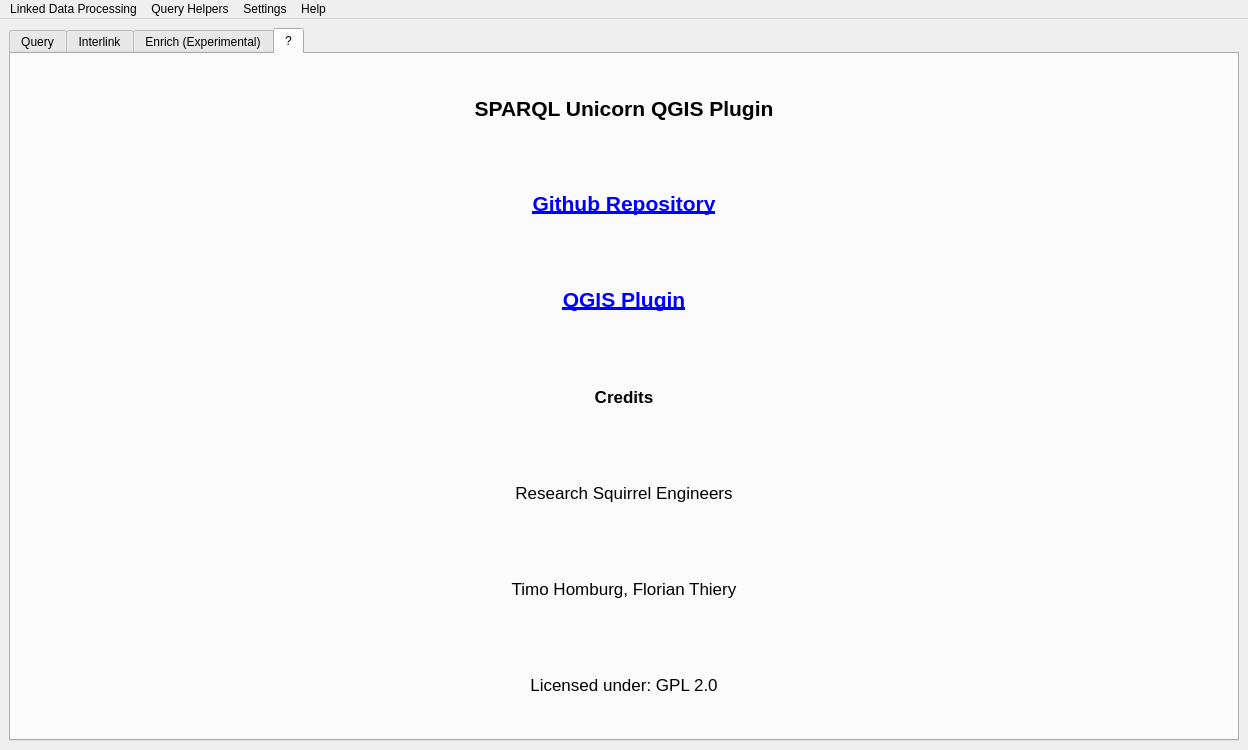
Above: dialogs/ui/sparql_unicorn_dialog_base.ui from sparqlunicorn/sparqlunicornGoesGIS before the change. Below: the same form after it.
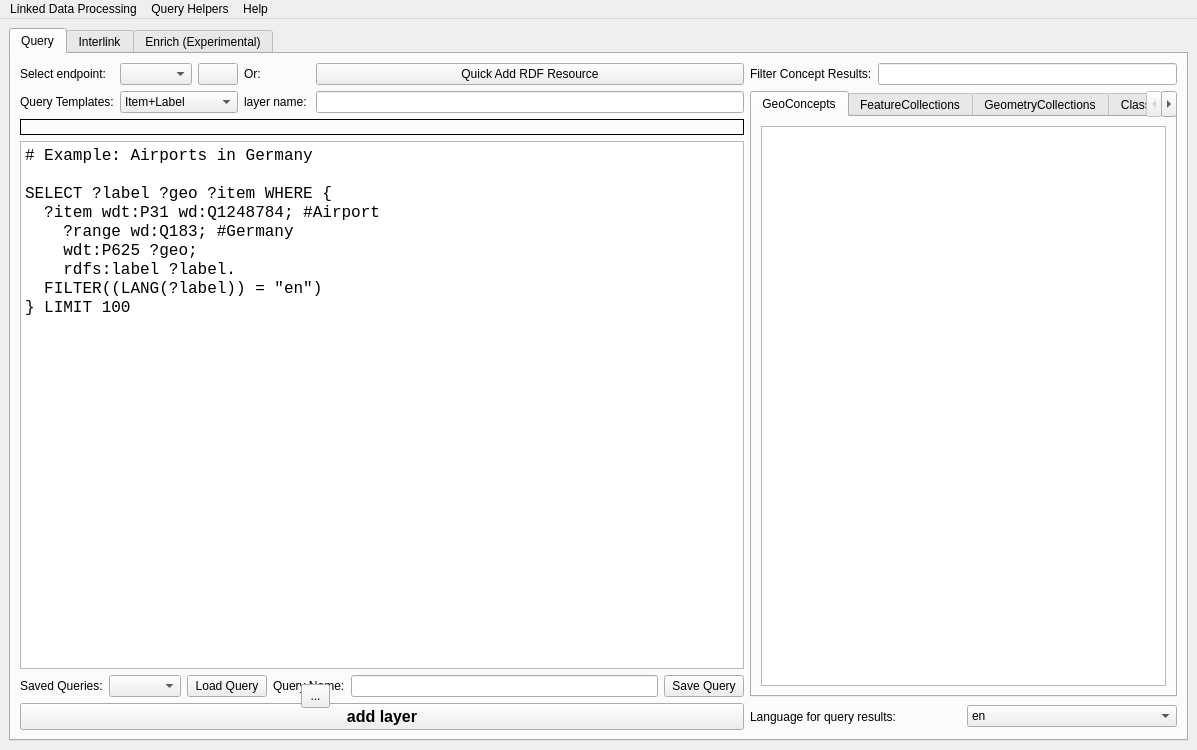
That is the form after the change. The open tabs and pages were chosen to show the change. Icons and pictures are not drawn.

Commit message: Fixed search dialog from menu and new icon

The edit to the form file:
```diff
--- a/dialogs/ui/sparql_unicorn_dialog_base.ui
+++ b/dialogs/ui/sparql_unicorn_dialog_base.ui
@@ -6,16 +6,10 @@
    <rect>
     <x>0</x>
     <y>0</y>
-    <width>1248</width>
+    <width>1197</width>
     <height>750</height>
    </rect>
   </property>
-  <property name="sizePolicy">
-   <sizepolicy hsizetype="Preferred" vsizetype="Preferred">
-    <horstretch>0</horstretch>
-    <verstretch>0</verstretch>
-   </sizepolicy>
-  </property>
   <property name="windowTitle">
    <string>SPARQLing Unicorn QGIS Plugin</string>
   </property>
@@ -34,6 +28,38 @@
         <string>Query</string>
        </attribute>
        <layout class="QGridLayout" name="gridLayout">
+        <item row="2" column="0">
+         <widget class="QLabel" name="label_11">
+          <property name="text">
+           <string>Query Templates:</string>
+          </property>
+         </widget>
+        </item>
+        <item row="1" column="3">
+         <widget class="QPushButton" name="quickAddTripleStore">
+          <property name="text">
+           <string>Quick Add RDF Resource</string>
+          </property>
+         </widget>
+        </item>
+        <item row="1" column="1">
+         <layout class="QHBoxLayout" name="horizontalLayout_2">
+          <item>
+           <widget class="QComboBox" name="comboBox"/>
+          </item>
+          <item>
+           <widget class="QPushButton" name="tripleStoreInfoButton">
+            <property name="text">
+             <string/>
+            </property>
+            <property name="icon">
+             <iconset theme="SP_MessageBoxInformation">
+              <normaloff>.</normaloff>.</iconset>
+            </property>
+           </widget>
+          </item>
+         </layout>
+        </item>
         <item row="5" column="0" colspan="4">
          <layout class="QHBoxLayout" name="horizontalLayout_3">
           <item>
@@ -72,6 +98,20 @@
           </item>
          </layout>
         </item>
+        <item row="2" column="1">
+         <widget class="QComboBox" name="queryTemplates">
+          <item>
+           <property name="text">
+            <string>Item+Label</string>
+           </property>
+          </item>
+          <item>
+           <property name="text">
+            <string>All Attributes</string>
+           </property>
+          </item>
+         </widget>
+        </item>
         <item row="6" column="4">
          <layout class="QHBoxLayout" name="horizontalLayout_5">
           <item>
@@ -182,21 +222,15 @@
           </item>
          </layout>
         </item>
-        <item row="1" column="2">
-         <widget class="QLabel" name="label_14">
+        <item row="2" column="2">
+         <widget class="QLabel" name="label">
           <property name="text">
-           <string>Or:</string>
+           <string>layer name: </string>
           </property>
          </widget>
         </item>
         <item row="3" column="0" colspan="4">
          <widget class="QLabel" name="errorLabel">
-          <property name="sizePolicy">
-           <sizepolicy hsizetype="Preferred" vsizetype="Preferred">
-            <horstretch>0</horstretch>
-            <verstretch>0</verstretch>
-           </sizepolicy>
-          </property>
           <property name="frameShape">
            <enum>QFrame::Box</enum>
           </property>
@@ -205,73 +239,8 @@
           </property>
          </widget>
         </item>
-        <item row="1" column="4">
-         <layout class="QHBoxLayout" name="horizontalLayout_4">
-          <item>
-           <widget class="QLabel" name="filterConceptsLabel">
-            <property name="text">
-             <string>Filter Concept Results:</string>
-            </property>
-           </widget>
-          </item>
-          <item>
-           <widget class="QLineEdit" name="filterConcepts"/>
-          </item>
-         </layout>
-        </item>
-        <item row="2" column="0">
-         <widget class="QLabel" name="label_11">
-          <property name="text">
-           <string>Query Templates:</string>
-          </property>
-         </widget>
-        </item>
-        <item row="2" column="2">
-         <widget class="QLabel" name="label">
-          <property name="text">
-           <string>layer name: </string>
-          </property>
-         </widget>
-        </item>
-        <item row="2" column="3">
-         <widget class="QLineEdit" name="inp_label"/>
-        </item>
-        <item row="2" column="1">
-         <widget class="QComboBox" name="queryTemplates">
-          <item>
-           <property name="text">
-            <string>Item+Label</string>
-           </property>
-          </item>
-          <item>
-           <property name="text">
-            <string>All Attributes</string>
-           </property>
-          </item>
-         </widget>
-        </item>
-        <item row="1" column="3">
-         <widget class="QPushButton" name="quickAddTripleStore">
-          <property name="text">
-           <string>Quick Add RDF Resource</string>
-          </property>
-         </widget>
-        </item>
-        <item row="1" column="0">
-         <widget class="QLabel" name="label_2">
-          <property name="text">
-           <string>Select endpoint:</string>
-          </property>
-         </widget>
-        </item>
         <item row="4" column="0" colspan="4">
          <widget class="QPlainTextEdit" name="inp_sparql">
-          <property name="sizePolicy">
-           <sizepolicy hsizetype="Expanding" vsizetype="Expanding">
-            <horstretch>0</horstretch>
-            <verstretch>0</verstretch>
-           </sizepolicy>
-          </property>
           <property name="font">
            <font>
             <family>Courier New</family>
@@ -291,36 +260,8 @@
           </property>
          </widget>
         </item>
-        <item row="1" column="1">
-         <layout class="QHBoxLayout" name="horizontalLayout_2">
-          <item>
-           <widget class="QComboBox" name="comboBox">
-            <property name="sizePolicy">
-             <sizepolicy hsizetype="Preferred" vsizetype="Fixed">
-              <horstretch>80</horstretch>
-              <verstretch>0</verstretch>
-             </sizepolicy>
-            </property>
-           </widget>
-          </item>
-          <item>
-           <widget class="QPushButton" name="tripleStoreInfoButton">
-            <property name="sizePolicy">
-             <sizepolicy hsizetype="Minimum" vsizetype="Fixed">
-              <horstretch>20</horstretch>
-              <verstretch>0</verstretch>
-             </sizepolicy>
-            </property>
-            <property name="text">
-             <string/>
-            </property>
-            <property name="icon">
-             <iconset theme="SP_MessageBoxInformation">
-              <normaloff>.</normaloff>.</iconset>
-            </property>
-           </widget>
-          </item>
-         </layout>
+        <item row="2" column="3">
+         <widget class="QLineEdit" name="inp_label"/>
         </item>
         <item row="6" column="0" colspan="4">
          <widget class="QPushButton" name="addLayerButton">
@@ -336,14 +277,36 @@
           </property>
          </widget>
         </item>
+        <item row="1" column="4">
+         <layout class="QHBoxLayout" name="horizontalLayout_4">
+          <item>
+           <widget class="QLabel" name="filterConceptsLabel">
+            <property name="text">
+             <string>Filter Concept Results:</string>
+            </property>
+           </widget>
+          </item>
+          <item>
+           <widget class="QLineEdit" name="filterConcepts"/>
+          </item>
+         </layout>
+        </item>
+        <item row="1" column="2">
+         <widget class="QLabel" name="label_14">
+          <property name="text">
+           <string>Or:</string>
+          </property>
+         </widget>
+        </item>
+        <item row="1" column="0">
+         <widget class="QLabel" name="label_2">
+          <property name="text">
+           <string>Select endpoint:</string>
+          </property>
+         </widget>
+        </item>
         <item row="2" column="4" rowspan="4">
          <widget class="QTabWidget" name="conceptViewTabWidget">
-          <property name="sizePolicy">
-           <sizepolicy hsizetype="Expanding" vsizetype="Expanding">
-            <horstretch>0</horstretch>
-            <verstretch>0</verstretch>
-           </sizepolicy>
-          </property>
           <property name="contextMenuPolicy">
            <enum>Qt::CustomContextMenu</enum>
           </property>
@@ -486,7 +449,7 @@
        </attribute>
        <layout class="QGridLayout" name="gridLayout_2">
         <item row="3" column="1">
-         <widget class="QPushButton" name="pushButton">
+         <widget class="QPushButton" name="detectMapping">
           <property name="text">
            <string>Detect Mapping</string>
           </property>
@@ -708,7 +671,11 @@
            </widget>
           </item>
           <item row="2" column="1" colspan="3">
-           <widget class="QTableWidget" name="enrichTable"/>
+           <widget class="QTableWidget" name="enrichTable">
+            <attribute name="horizontalHeaderStretchLastSection">
+             <bool>true</bool>
+            </attribute>
+           </widget>
           </item>
          </layout>
         </item>
@@ -727,126 +694,6 @@
         </attribute>
        </widget>
       </widget>
-      <widget class="QWidget" name="tab_4">
-       <attribute name="title">
-        <string>?</string>
-       </attribute>
-       <layout class="QGridLayout" name="gridLayout_5">
-        <item row="4" column="0">
-         <widget class="QLabel" name="label_17">
-          <property name="font">
-           <font>
-            <pointsize>13</pointsize>
-           </font>
-          </property>
-          <property name="text">
-           <string>Research Squirrel Engineers</string>
-          </property>
-          <property name="alignment">
-           <set>Qt::AlignCenter</set>
-          </property>
-         </widget>
-        </item>
-        <item row="2" column="0">
-         <widget class="QLabel" name="label_16">
-          <property name="font">
-           <font>
-            <pointsize>16</pointsize>
-            <weight>75</weight>
-            <bold>true</bold>
-           </font>
-          </property>
-          <property name="text">
-           <string>&lt;a href=&quot;https://plugins.qgis.org/plugins/sparqlunicorn/&quot;&gt;QGIS Plugin&lt;/a&gt;</string>
-          </property>
-          <property name="alignment">
-           <set>Qt::AlignCenter</set>
-          </property>
-         </widget>
-        </item>
-        <item row="6" column="0">
-         <widget class="QLabel" name="label_19">
-          <property name="font">
-           <font>
-            <pointsize>13</pointsize>
-           </font>
-          </property>
-          <property name="text">
-           <string>Licensed under: GPL 2.0</string>
-          </property>
-          <property name="alignment">
-           <set>Qt::AlignCenter</set>
-          </property>
-         </widget>
-        </item>
-        <item row="3" column="0">
-         <widget class="QLabel" name="label_15">
-          <property name="font">
-           <font>
-            <pointsize>13</pointsize>
-            <weight>75</weight>
-            <bold>true</bold>
-           </font>
-          </property>
-          <property name="text">
-           <string>Credits</string>
-          </property>
-          <property name="alignment">
-           <set>Qt::AlignCenter</set>
-          </property>
-         </widget>
-        </item>
-        <item row="0" column="0">
-         <widget class="QLabel" name="label_12">
-          <property name="font">
-           <font>
-            <pointsize>16</pointsize>
-            <weight>75</weight>
-            <bold>true</bold>
-           </font>
-          </property>
-          <property name="text">
-           <string>SPARQL Unicorn QGIS Plugin</string>
-          </property>
-          <property name="alignment">
-           <set>Qt::AlignCenter</set>
-          </property>
-         </widget>
-        </item>
-        <item row="1" column="0">
-         <widget class="QLabel" name="label_13">
-          <property name="font">
-           <font>
-            <pointsize>16</pointsize>
-            <weight>75</weight>
-            <bold>true</bold>
-           </font>
-          </property>
-          <property name="text">
-           <string>&lt;a href=&quot;https://github.com/sparqlunicorn/sparqlunicornGoesGIS&quot;&gt;Github Repository&lt;/a&gt;</string>
-          </property>
-          <property name="alignment">
-           <set>Qt::AlignCenter</set>
-          </property>
-         </widget>
-        </item>
-        <item row="5" column="0">
-         <widget class="QLabel" name="label_18">
-          <property name="font">
-           <font>
-            <pointsize>13</pointsize>
-           </font>
-          </property>
-          <property name="text">
-           <string>Timo Homburg, Florian Thiery</string>
-          </property>
-          <property name="alignment">
-           <set>Qt::AlignCenter</set>
-          </property>
-         </widget>
-        </item>
-       </layout>
-      </widget>
      </widget>
     </item>
    </layout>
@@ -856,8 +703,8 @@
     <rect>
      <x>0</x>
      <y>0</y>
-     <width>1248</width>
-     <height>22</height>
+     <width>1197</width>
+     <height>21</height>
     </rect>
    </property>
    <widget class="QMenu" name="menuLinked_Data_Processing">
@@ -868,12 +715,6 @@
     <addaction name="actionValidate_RDF_Data"/>
     <addaction name="actionConvert_QGIS_Layer_To_RDF"/>
    </widget>
-   <widget class="QMenu" name="menuSettings">
-    <property name="title">
-     <string>Settings</string>
-    </property>
-    <addaction name="actionTriple_Store_Settings"/>
-   </widget>
    <widget class="QMenu" name="menuHelp">
     <property name="title">
      <string>Help</string>
@@ -890,7 +731,6 @@
    </widget>
    <addaction name="menuLinked_Data_Processing"/>
    <addaction name="menuQuery_Helpers"/>
-   <addaction name="menuSettings"/>
    <addaction name="menuHelp"/>
   </widget>
   <action name="actionConvert_RDF_Data">
```
The commit also changes 10 other files.
